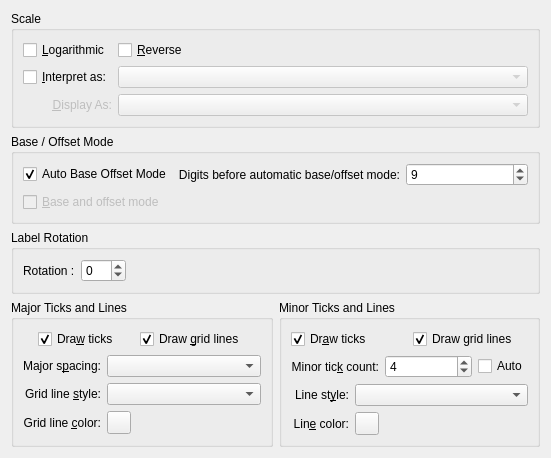
Qt form src/libkstapp/axistab.ui (Kst-plot/kst) before a commit.
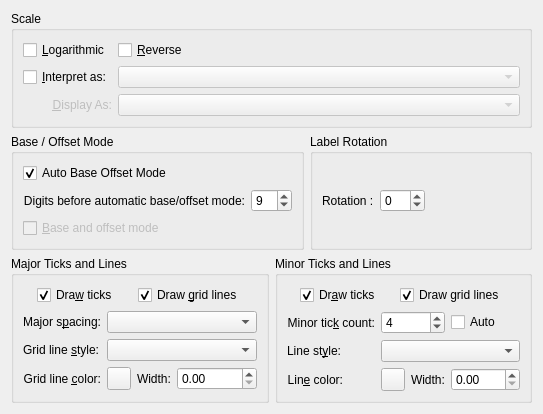
The same form after that commit. Custom widgets are drawn as their Qt base class.

Commit message: Fix drifting Y label bug. Add attribute for grid line width. Copy more plot styles when adding a plot to a view.

Patch:
```diff
--- a/src/libkstapp/axistab.ui
+++ b/src/libkstapp/axistab.ui
@@ -6,15 +6,15 @@
    <rect>
     <x>0</x>
     <y>0</y>
-    <width>551</width>
-    <height>451</height>
+    <width>543</width>
+    <height>413</height>
    </rect>
   </property>
   <property name="windowTitle">
    <string>Form</string>
   </property>
-  <layout class="QGridLayout" name="gridLayout_4">
-   <item row="0" column="0" colspan="2">
+  <layout class="QVBoxLayout" name="verticalLayout">
+   <item>
     <widget class="QGroupBox" name="_scaleGroup">
      <property name="title">
       <string>Scale</string>
@@ -110,7 +110,9 @@
      </layout>
     </widget>
    </item>
-   <item row="1" column="0" colspan="2">
+   <item>
+    <layout class="QHBoxLayout" name="horizontalLayout_5">
+     <item>
     <widget class="QGroupBox" name="groupBox">
      <property name="title">
       <string>Base / Offset Mode</string>
@@ -129,7 +131,7 @@
         </property>
        </widget>
       </item>
-      <item row="1" column="0">
+        <item row="5" column="0">
        <widget class="QCheckBox" name="_scaleBaseOffset">
         <property name="enabled">
          <bool>false</bool>
@@ -142,7 +144,7 @@
         </property>
        </widget>
       </item>
-      <item row="0" column="1">
+        <item row="1" column="0">
        <widget class="QLabel" name="label_2">
         <property name="text">
          <string>Digits before automatic base/offset mode:</string>
@@ -155,7 +157,7 @@
         </property>
        </widget>
       </item>
-      <item row="0" column="2">
+        <item row="1" column="1">
        <widget class="QSpinBox" name="_significantDigits">
         <property name="whatsThis">
          <string>If this many digits are required to display the tick numbers, then the axis will revert to Base/Offset mode.</string>
@@ -174,7 +176,7 @@
      </layout>
     </widget>
    </item>
-   <item row="2" column="0" colspan="2">
+     <item>
     <widget class="QGroupBox" name="groupBox_2">
      <property name="title">
       <string>Label Rotation</string>
@@ -213,13 +215,17 @@
      </layout>
     </widget>
    </item>
-   <item row="3" column="0">
+    </layout>
+   </item>
+   <item>
+    <layout class="QHBoxLayout" name="horizontalLayout_4">
+     <item>
     <widget class="QGroupBox" name="_axisMajorGridGroup">
      <property name="title">
       <string>Major Ticks and Lines</string>
      </property>
      <layout class="QGridLayout" name="gridLayout">
-      <item row="0" column="0" colspan="2">
+        <item row="0" column="0" colspan="4">
        <layout class="QHBoxLayout" name="horizontalLayout">
         <item>
          <widget class="QCheckBox" name="_drawAxisMajorTicks">
@@ -258,7 +264,7 @@
       <item row="1" column="0">
        <widget class="QLabel" name="label">
         <property name="sizePolicy">
-         <sizepolicy hsizetype="Preferred" vsizetype="Preferred">
+           <sizepolicy hsizetype="Fixed" vsizetype="Preferred">
           <horstretch>0</horstretch>
           <verstretch>0</verstretch>
          </sizepolicy>
@@ -274,7 +280,7 @@
         </property>
        </widget>
       </item>
-      <item row="1" column="1">
+        <item row="1" column="1" colspan="3">
        <widget class="QComboBox" name="_axisMajorTickSpacing">
         <property name="sizePolicy">
          <sizepolicy hsizetype="MinimumExpanding" vsizetype="Fixed">
@@ -293,7 +299,7 @@
       <item row="2" column="0">
        <widget class="QLabel" name="_Label_3">
         <property name="sizePolicy">
-         <sizepolicy hsizetype="Preferred" vsizetype="Preferred">
+           <sizepolicy hsizetype="Fixed" vsizetype="Preferred">
           <horstretch>0</horstretch>
           <verstretch>0</verstretch>
          </sizepolicy>
@@ -309,7 +315,7 @@
         </property>
        </widget>
       </item>
-      <item row="2" column="1">
+        <item row="2" column="1" colspan="3">
        <widget class="QComboBox" name="_axisMajorLineStyle">
         <property name="sizePolicy">
          <sizepolicy hsizetype="MinimumExpanding" vsizetype="Fixed">
@@ -322,7 +328,7 @@
       <item row="3" column="0">
        <widget class="QLabel" name="label_10">
         <property name="sizePolicy">
-         <sizepolicy hsizetype="Preferred" vsizetype="Preferred">
+           <sizepolicy hsizetype="Fixed" vsizetype="Preferred">
           <horstretch>0</horstretch>
           <verstretch>0</verstretch>
          </sizepolicy>
@@ -341,10 +347,26 @@
       <item row="3" column="1">
        <widget class="Kst::ColorButton" name="_axisMajorLineColor"/>
       </item>
+        <item row="3" column="2">
+         <widget class="QLabel" name="label_5">
+          <property name="sizePolicy">
+           <sizepolicy hsizetype="Fixed" vsizetype="Preferred">
+            <horstretch>0</horstretch>
+            <verstretch>0</verstretch>
+           </sizepolicy>
+          </property>
+          <property name="text">
+           <string>Width:</string>
+          </property>
+         </widget>
+        </item>
+        <item row="3" column="3">
+         <widget class="QDoubleSpinBox" name="_axisMajorLineWidth"/>
+        </item>
      </layout>
     </widget>
    </item>
-   <item row="3" column="1">
+     <item>
     <widget class="QGroupBox" name="_axisMinorGridGroup">
      <property name="title">
       <string>Minor Ticks and Lines</string>
@@ -354,6 +376,12 @@
        <layout class="QHBoxLayout" name="horizontalLayout_2">
         <item>
          <widget class="QCheckBox" name="_drawAxisMinorTicks">
+            <property name="sizePolicy">
+             <sizepolicy hsizetype="Fixed" vsizetype="Fixed">
+              <horstretch>0</horstretch>
+              <verstretch>0</verstretch>
+             </sizepolicy>
+            </property>
           <property name="text">
            <string>Dr&amp;aw ticks</string>
           </property>
@@ -364,6 +392,12 @@
         </item>
         <item>
          <widget class="QCheckBox" name="_drawAxisMinorGridLines">
+            <property name="sizePolicy">
+             <sizepolicy hsizetype="Fixed" vsizetype="Fixed">
+              <horstretch>0</horstretch>
+              <verstretch>0</verstretch>
+             </sizepolicy>
+            </property>
           <property name="text">
            <string>Draw grid lines</string>
           </property>
@@ -374,8 +408,14 @@
         </item>
        </layout>
       </item>
-      <item row="1" column="0" colspan="2">
+        <item row="1" column="0">
        <widget class="QLabel" name="label_3">
+          <property name="sizePolicy">
+           <sizepolicy hsizetype="Fixed" vsizetype="Preferred">
+            <horstretch>0</horstretch>
+            <verstretch>0</verstretch>
+           </sizepolicy>
+          </property>
         <property name="text">
          <string>Minor tic&amp;k count:</string>
         </property>
@@ -387,7 +427,7 @@
         </property>
        </widget>
       </item>
-      <item row="1" column="2">
+        <item row="1" column="1" colspan="2">
        <widget class="QSpinBox" name="_axisMinorTickCount">
         <property name="sizePolicy">
          <sizepolicy hsizetype="MinimumExpanding" vsizetype="Fixed">
@@ -415,6 +455,12 @@
       </item>
       <item row="2" column="0">
        <widget class="QLabel" name="_axisMinorLineStyleLabel">
+          <property name="sizePolicy">
+           <sizepolicy hsizetype="Fixed" vsizetype="Preferred">
+            <horstretch>0</horstretch>
+            <verstretch>0</verstretch>
+           </sizepolicy>
+          </property>
         <property name="text">
          <string>Line st&amp;yle:</string>
         </property>
@@ -438,6 +484,12 @@
       </item>
       <item row="3" column="0">
        <widget class="QLabel" name="label_12">
+          <property name="sizePolicy">
+           <sizepolicy hsizetype="Fixed" vsizetype="Preferred">
+            <horstretch>0</horstretch>
+            <verstretch>0</verstretch>
+           </sizepolicy>
+          </property>
         <property name="text">
          <string>Lin&amp;e color:</string>
         </property>
@@ -452,16 +504,28 @@
       <item row="3" column="1">
        <widget class="Kst::ColorButton" name="_axisMinorLineColor"/>
       </item>
+        <item row="3" column="2">
+         <widget class="QLabel" name="label_6">
+          <property name="sizePolicy">
+           <sizepolicy hsizetype="Fixed" vsizetype="Preferred">
+            <horstretch>0</horstretch>
+            <verstretch>0</verstretch>
+           </sizepolicy>
+          </property>
+          <property name="text">
+           <string>Width:</string>
+          </property>
+         </widget>
+        </item>
+        <item row="3" column="3">
+         <widget class="QDoubleSpinBox" name="_axisMinorLineWidth"/>
+        </item>
      </layout>
     </widget>
    </item>
   </layout>
-  <zorder>_scaleGroup</zorder>
-  <zorder>groupBox</zorder>
-  <zorder>groupBox_2</zorder>
-  <zorder>_axisMajorGridGroup</zorder>
-  <zorder>_axisMinorGridGroup</zorder>
-  <zorder>label_3</zorder>
+   </item>
+  </layout>
  </widget>
  <customwidgets>
   <customwidget>
```
Left out of the diff: 152 changed lines with no effect on the pictures. Lines whose indentation alone changed are shown as unchanged. The commit also changes 19 other files.
